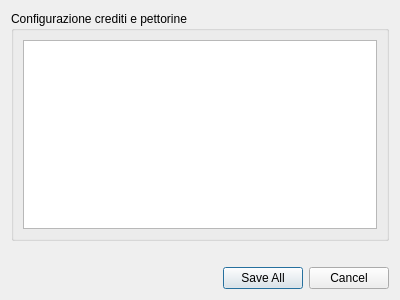
The window that ui/credits.ui (nferruzzi/giudice-server) describes before a commit, drawn with Qt 5.
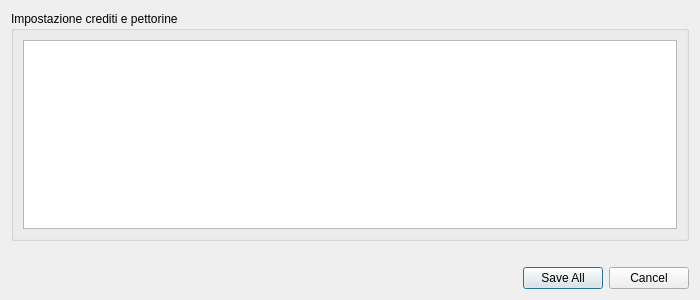
The same window after the commit.

```diff
--- a/ui/credits.ui
+++ b/ui/credits.ui
@@ -6,7 +6,7 @@
    <rect>
     <x>0</x>
     <y>0</y>
-    <width>400</width>
+    <width>700</width>
     <height>300</height>
    </rect>
   </property>
@@ -17,7 +17,7 @@
    <item>
     <widget class="QGroupBox" name="groupBox">
      <property name="title">
-      <string>Configurazione crediti e pettorine</string>
+      <string>Impostazione crediti e pettorine</string>
      </property>
      <layout class="QVBoxLayout" name="verticalLayout">
       <item>
```
Left out of the diff: 2 changed lines with no effect on the pictures.
